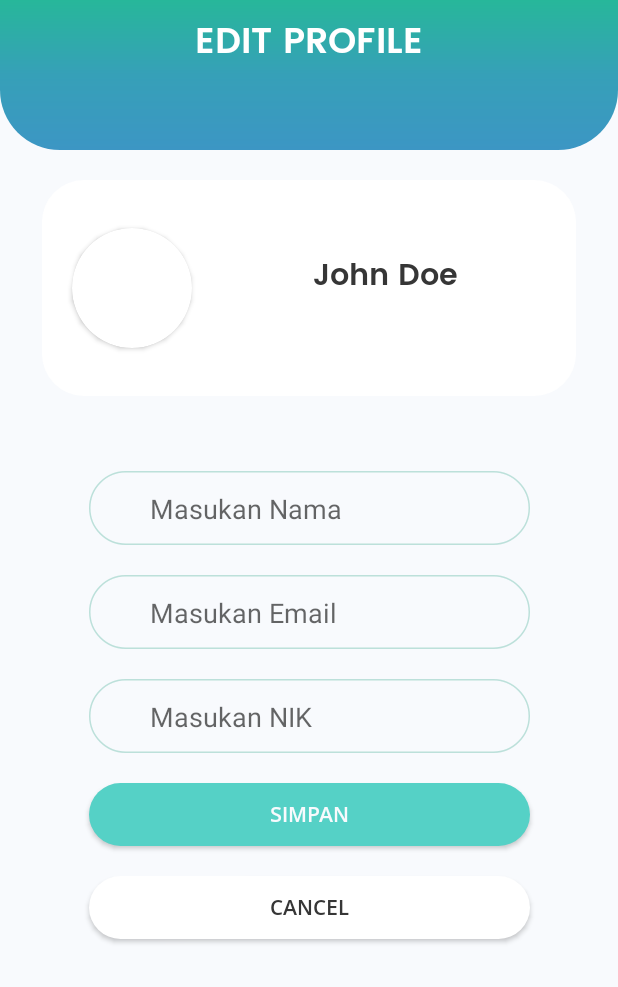
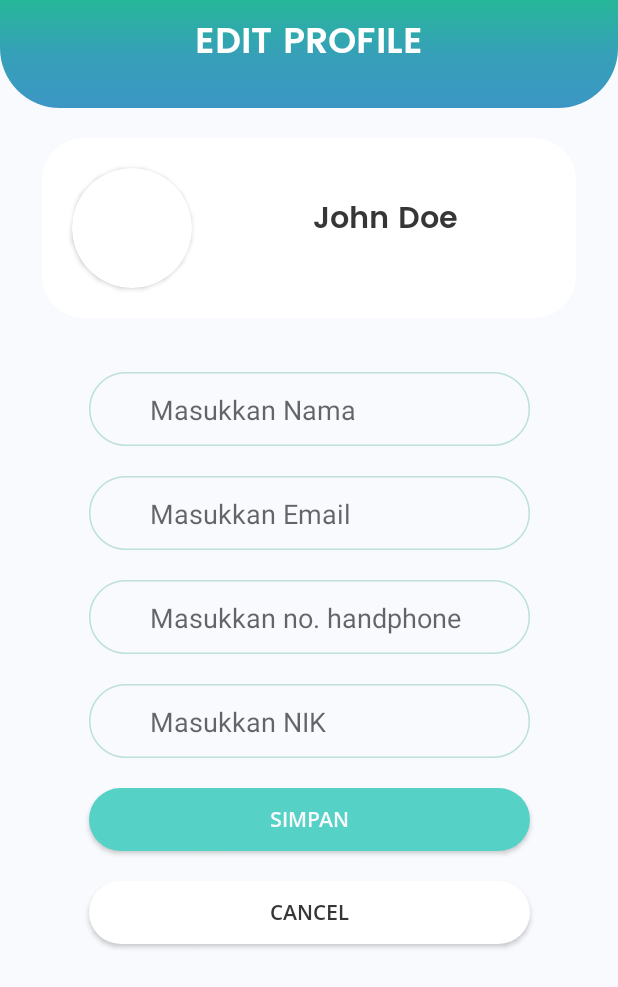
Before and after one commit to tesu-tesu/antrian-sehat-android, an Android app: the ProfileSettingActivity screen opened directly, with no data from a screen before it, on a phone screen of 412 x 824 dp. Shown: the top 987 px of the screen. Run offline under Robolectric (Android 15) with nearby library versions, the phone set to English and light mode, and no system bars; our stand-ins replace data binding; libraries missing offline, so code that uses them is left out: com.androidnetworking, com.androidnetworking.error, com.androidnetworking.interfaces; 1 statement that could not run was skipped.

Commit message:
profile setting module functional wip

```diff
--- a/app/src/main/java/com/antriansehat/application/contract/ProfileSettingContract.java
+++ b/app/src/main/java/com/antriansehat/application/contract/ProfileSettingContract.java
@@ -3,6 +3,7 @@
 import com.antriansehat.application.api_response.ProfileSettingResponse;
 import com.antriansehat.application.api_response.RegisterResponse;
 import com.antriansehat.application.callback.RequestCallback;
+import com.antriansehat.application.model.User;
 
 public interface ProfileSettingContract {
     interface View {
@@ -11,13 +12,16 @@
         void onSaveUpdateClick();
         void updateSuccess(String message);
         void updateFailed(String message);
+        void showUserData(User user);
     }
 
     interface Presenter {
-        void updateProfile(String name, String email, String nik);
+        void setUserData();
+        void updateProfile(String name, String email, String nik, String phone);
     }
 
     interface Interactor {
-        void requestUpdateProfile(String name, String email, String nik, RequestCallback<ProfileSettingResponse> requestCallback);
+        void setDataUser(final RequestCallback<User> requestCallback);
+        void requestUpdateProfile(String id, String name, String email, String nik, String phone, RequestCallback<User> requestCallback);
     }
 }
--- a/app/src/main/java/com/antriansehat/application/interactor/ProfileSettingInteractor.java
+++ b/app/src/main/java/com/antriansehat/application/interactor/ProfileSettingInteractor.java
@@ -1,8 +1,15 @@
 package com.antriansehat.application.interactor;
 
-import com.antriansehat.application.api_response.ProfileSettingResponse;
+import android.util.Log;
+
+import com.androidnetworking.AndroidNetworking;
+import com.androidnetworking.error.ANError;
+import com.androidnetworking.interfaces.ParsedRequestListener;
+import com.antriansehat.application.api_response.UserDataResponse;
 import com.antriansehat.application.callback.RequestCallback;
+import com.antriansehat.application.constant.ApiConstant;
 import com.antriansehat.application.contract.ProfileSettingContract;
+import com.antriansehat.application.model.User;
 import com.antriansehat.application.util.SharedPreferencesUtil;
 
 public class ProfileSettingInteractor implements ProfileSettingContract.Interactor {
@@ -13,33 +20,55 @@
     }
 
     @Override
-    public void requestUpdateProfile(String name, String email, String nik, final RequestCallback<ProfileSettingResponse> requestCallback) {
-//        AndroidNetworking.post(ApiConstant.BASE_URL + "auth/register")
-//                .addBodyParameter("name", name)
-//                .addBodyParameter("phone", phone)
-//                .addBodyParameter("email", email)
-//                .addBodyParameter("password", password)
-//                .addBodyParameter("password_confirmation", confirmPassword)
-//                .addBodyParameter("role", "Pasien")
-//                .build()
-//                .getAsObject(RegisterResponse.class, new ParsedRequestListener<RegisterResponse>() {
-//                    @Override
-//                    public void onResponse(RegisterResponse response) {
-//                        if(response == null){
-//                            requestCallback.requestFailed("Null Response");
-//                        }
-//                        else if(response.success){
-//                            requestCallback.requestSuccess(response);
-//                        }
-//                        else {
-//                            requestCallback.requestFailed(response.message);
-//                        }
-//                    }
-//
-//                    @Override
-//                    public void onError(ANError anError) {
-//                        requestCallback.requestFailed(anError.getErrorBody());
-//                    }
-//                });
+    public void requestUpdateProfile(String id, String name, String email, String nik, String phone, final RequestCallback<User> requestCallback) {
+        AndroidNetworking.put(ApiConstant.BASE_URL + "user/"+ id)
+                .addHeaders("Authorization", "Bearer " + sharedPreferencesUtil.getToken())
+                .addBodyParameter("name", name)
+                .addBodyParameter("phone", phone)
+                .addBodyParameter("email", email)
+                .addBodyParameter("residence_number", nik)
+                .addBodyParameter("role", "Pasien")
+                .build()
+                .getAsObject(UserDataResponse.class, new ParsedRequestListener<UserDataResponse>() {
+                    @Override
+                    public void onResponse(UserDataResponse response) {
+                        if(response == null){
+                            requestCallback.requestFailed("Null Response");
+                        } else if(response.success){
+                            requestCallback.requestSuccess(response.data);
+                        } else {
+                            requestCallback.requestFailed(response.message);
+                        }
+                    }
+
+                    @Override
+                    public void onError(ANError anError) {
+//                        Log.d("errorny", anError.getErrorBody());
+                        requestCallback.requestFailed(anError.getErrorBody());
+                    }
+                });
+    }
+
+    @Override
+    public void setDataUser(final RequestCallback<User> requestCallback){
+        AndroidNetworking.get(ApiConstant.BASE_URL + "user/get-current-user")
+                .addHeaders("Authorization", "Bearer " + sharedPreferencesUtil.getToken())
+                .build()
+                .getAsObject(UserDataResponse.class, new ParsedRequestListener<UserDataResponse>() {
+                    @Override
+                    public void onResponse(UserDataResponse response) {
+                        if(response.success){
+                            requestCallback.requestSuccess(response.data);
+                        }
+                        else {
+                            Log.d("get user:", "error");
+                        }
+                    }
+
+                    @Override
+                    public void onError(ANError anError) {
+                        requestCallback.requestFailed(anError.getErrorBody());
+                    }
+                });
     }
 }
--- a/app/src/main/java/com/antriansehat/application/view/ProfileActivity.java
+++ b/app/src/main/java/com/antriansehat/application/view/ProfileActivity.java
@@ -35,6 +35,8 @@
 
     private void initView() {
         binding.btnLogout.setOnClickListener(this);
+        binding.btnPengaturan.setOnClickListener(this);
+        binding.bottomNav.setOnNavigationItemSelectedListener(this);
     }
 
     @Override
--- a/app/src/main/java/com/antriansehat/application/view/ProfileSettingActivity.java
+++ b/app/src/main/java/com/antriansehat/application/view/ProfileSettingActivity.java
@@ -1,21 +1,19 @@
 package com.antriansehat.application.view;
 
-import android.content.Intent;
 import android.os.Bundle;
-import android.view.MenuItem;
 import android.view.View;
 import android.widget.Toast;
 
-import androidx.annotation.NonNull;
 import androidx.appcompat.app.AppCompatActivity;
 
 import com.antriansehat.application.contract.ProfileSettingContract;
 import com.antriansehat.application.databinding.ActivityProfileSettingBinding;
 import com.antriansehat.application.interactor.ProfileSettingInteractor;
+import com.antriansehat.application.model.User;
 import com.antriansehat.application.presenter.ProfileSettingPresenter;
 import com.antriansehat.application.util.UtilProvider;
 
-public class ProfileSettingActivity extends AppCompatActivity implements ProfileSettingContract.View, View.OnClickListener{
+public class  ProfileSettingActivity extends AppCompatActivity implements ProfileSettingContract.View, View.OnClickListener{
     private ProfileSettingPresenter presenter;
     private ActivityProfileSettingBinding binding;
 
@@ -26,11 +24,14 @@
         setContentView(binding.getRoot());
 
         presenter = new ProfileSettingPresenter(this, new ProfileSettingInteractor(UtilProvider.getSharedPreferencesUtil()));
+        presenter.setUserData();
 
         initView();
     }
 
     private void initView() {
+        binding.btnSave.setOnClickListener(this);
+        binding.btnCancel.setOnClickListener(this);
     }
 
     @Override
@@ -61,7 +62,9 @@
         binding.btnSave.setEnabled(false);
         presenter.updateProfile(binding.etNama.getText().toString(),
                 binding.etEmail.getText().toString(),
-                binding.etNIK.getText().toString());
+                binding.etNIK.getText().toString(),
+                binding.etPhone.getText().toString()
+        );
 
     }
 
@@ -78,6 +81,14 @@
         makeToast(message);
     }
 
+    @Override
+    public void showUserData(User user) {
+        binding.etNama.setText(user.getName());
+        binding.etEmail.setText(user.getEmail());
+        binding.etNIK.setText(user.getResidenceNumber());
+        binding.etPhone.setText(user.getPhone());
+    }
+
     private void makeToast(String message){
         Toast.makeText(getApplicationContext(), message,
                 Toast.LENGTH_SHORT).show();
--- a/app/src/main/res/layout/activity_profile_page.xml
+++ b/app/src/main/res/layout/activity_profile_page.xml
@@ -68,7 +68,8 @@
                 android:id="@+id/cardView"
                 android:layout_width="80dp"
                 android:layout_height="80dp"
-                android:layout_margin="20dp"
+                android:layout_marginHorizontal="20dp"
+                android:layout_marginVertical="8dp"
                 app:cardCornerRadius="50dp"
                 app:layout_constraintHorizontal_bias="0.5"
                 app:layout_constraintStart_toStartOf="parent"
--- a/app/src/main/res/layout/activity_profile_setting.xml
+++ b/app/src/main/res/layout/activity_profile_setting.xml
@@ -15,7 +15,7 @@
         <LinearLayout
             android:id="@+id/topNav"
             android:layout_width="match_parent"
-            android:layout_height="100dp"
+            android:layout_height="72dp"
             android:background="@drawable/gradient_navbar"
             android:orientation="vertical"
             app:layout_constraintEnd_toEndOf="parent"
@@ -53,7 +53,6 @@
                 android:orientation="horizontal"
                 app:layout_constraintGuide_begin="20dp" />
 
-
         </LinearLayout>
 
         <androidx.constraintlayout.widget.ConstraintLayout
@@ -75,7 +74,8 @@
                 android:id="@+id/cardView"
                 android:layout_width="80dp"
                 android:layout_height="80dp"
-                android:layout_margin="20dp"
+                android:layout_marginHorizontal="20dp"
+                android:layout_marginVertical="8dp"
                 app:cardCornerRadius="50dp"
                 app:layout_constraintBottom_toBottomOf="parent"
                 app:layout_constraintStart_toStartOf="parent"
@@ -111,7 +111,7 @@
             android:id="@+id/fsNama"
             android:layout_width="wrap_content"
             android:layout_height="wrap_content"
-            android:layout_marginTop="50dp"
+            android:layout_marginTop="36dp"
             app:layout_constraintEnd_toEndOf="parent"
             app:layout_constraintStart_toStartOf="parent"
             app:layout_constraintTop_toBottomOf="@id/profileCard"
@@ -154,6 +154,28 @@
             app:layout_constraintStart_toStartOf="@+id/fsEmail"
             app:layout_constraintTop_toTopOf="@+id/fsEmail" />
 
+        <ImageView
+            android:id="@+id/fsPhone"
+            android:layout_width="wrap_content"
+            android:layout_height="wrap_content"
+            android:layout_marginTop="20dp"
+            app:layout_constraintEnd_toEndOf="parent"
+            app:layout_constraintStart_toStartOf="parent"
+            app:layout_constraintTop_toBottomOf="@id/fsEmail"
+            app:srcCompat="@drawable/rectangle_1593" />
+
+        <EditText
+            android:id="@+id/etPhone"
+            android:layout_width="wrap_content"
+            android:layout_height="wrap_content"
+            android:background="@null"
+            android:ems="10"
+            android:inputType="text|number"
+            android:hint="Masukkan no. handphone"
+            app:layout_constraintBottom_toBottomOf="@+id/fsPhone"
+            app:layout_constraintEnd_toEndOf="@+id/fsPhone"
+            app:layout_constraintStart_toStartOf="@+id/fsPhone"
+            app:layout_constraintTop_toTopOf="@+id/fsPhone" />
 
         <ImageView
             android:id="@+id/fsNIK"
@@ -162,7 +184,7 @@
             android:layout_marginTop="20dp"
             app:layout_constraintEnd_toEndOf="parent"
             app:layout_constraintStart_toStartOf="parent"
-            app:layout_constraintTop_toBottomOf="@id/fsEmail"
+            app:layout_constraintTop_toBottomOf="@id/fsPhone"
             app:srcCompat="@drawable/rectangle_1593" />
 
         <EditText
--- a/app/src/main/res/values/strings.xml
+++ b/app/src/main/res/values/strings.xml
@@ -47,9 +47,9 @@
     <string name="daftar_antrian_label">Daftar Antrian</string>
     <string name="titleArticleLabel">judul artikel</string>
     <string name="edit_profile">EDIT PROFILE</string>
-    <string name="entry_nama">Masukan Nama</string>
-    <string name="entry_email">Masukan Email</string>
-    <string name="entry_nik">Masukan NIK</string>
+    <string name="entry_nama">Masukkan Nama</string>
+    <string name="entry_email">Masukkan Email</string>
+    <string name="entry_nik">Masukkan NIK</string>
     <string name="simpan">Simpan</string>
     <string name="selesai">Selesai</string>
 
```
Also changed, not shown: app/src/main/java/com/antriansehat/application/api_response/UserDataResponse.java (added, +9 -0 lines), app/src/main/java/com/antriansehat/application/model/User.java (+16 -4 lines), app/src/main/java/com/antriansehat/application/presenter/ProfileSettingPresenter.java (+31 -4 lines).
